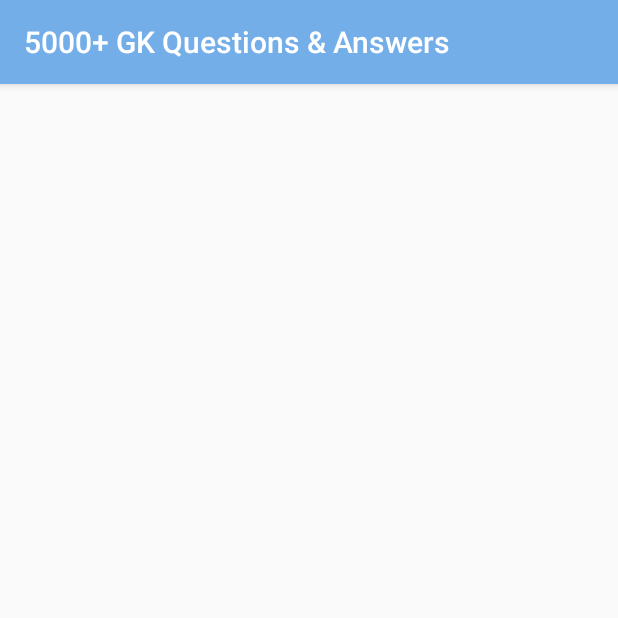
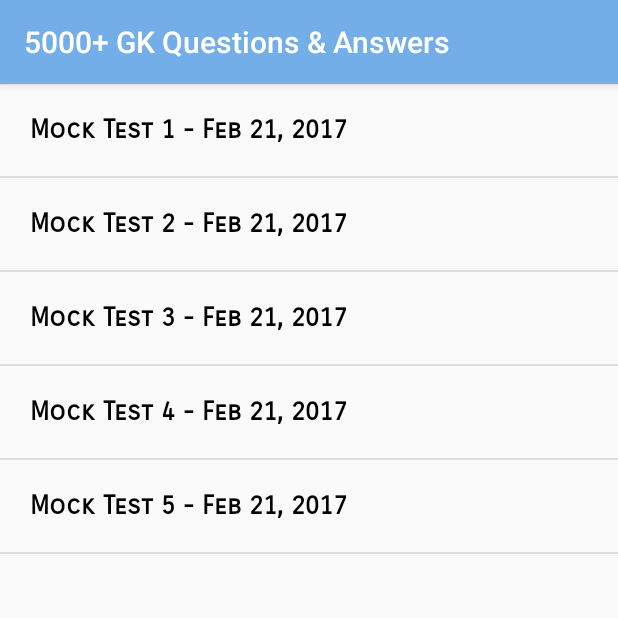
Before and after one commit to sbBhowmik/gk, an Android app: the MockTestActivity screen opened directly, with no data from a screen before it, on a phone screen of 412 x 824 dp, the top half of it. Run offline under Robolectric (Android 15) with nearby library versions, the phone set to English and light mode, and no system bars.

Commit message:
Updated code.

```diff
--- a/app/src/main/java/com/rupik/a5000gkquestionsanswers/MockTestActivity.java
+++ b/app/src/main/java/com/rupik/a5000gkquestionsanswers/MockTestActivity.java
@@ -43,6 +43,8 @@ public class MockTestActivity extends AppCompatActivity {
 
     void prepareMockTestLists()
     {
+        mockTestLists = new ArrayList<>();
+
         try{
             final SharedPreferences prefs = this.getSharedPreferences("your_prefs", MODE_PRIVATE);
 
@@ -96,11 +98,14 @@ public class MockTestActivity extends AppCompatActivity {
                     }
                     in.close();
 
-                    parseMockTestJson(mockTestJSON);
+//                    parseMockTestJson(mockTestJSON);
 
-                    saveData(mockTestJSON, "MockTest"+Integer.toString(serverVersion));
+                    int totalFiles = prefs.getInt("TOTAL_MOCK_TEST_FILES",0);
+                    totalFiles+=1;
+                    SharedPreferences.Editor editor = prefs.edit();
+                    editor.putInt("TOTAL_MOCK_TEST_FILES",totalFiles);
+                    saveData(mockTestJSON, "MockTest"+Integer.toString(totalFiles));
 
-                    SharedPreferences.Editor editor = prefs.edit();
                     editor.putInt("MOCK_TEST_FILE_VERSION",serverVersion);
                     editor.commit();
 
@@ -128,19 +133,39 @@ public class MockTestActivity extends AppCompatActivity {
 
             }
 
+
+
+            String rawMCQTextA = "";
+
+            int totalFiles = prefs.getInt("TOTAL_MOCK_TEST_FILES",0);
+
+            for(int i=totalFiles;i>0;i--)
+            {
+                String fileName = "MockTest"+Integer.toString(i);
+                File f = new File(this.getFilesDir().getPath() + "/" + fileName);
+                //check whether file exists
+                FileInputStream is = new FileInputStream(f);
+                int size = is.available();
+                byte[] buffer = new byte[size];
+                is.read(buffer);
+                is.close();
+                rawMCQTextA = new String(buffer);
+                parseMockTestJson(rawMCQTextA);
+            }
+
             //
 
             InputStream isA = this.getResources().openRawResource(R.raw.mocktest1);
             byte[] bufferA = new byte[isA.available()];
             while (isA.read(bufferA) != -1) ;
-            String rawMCQTextA = new String(bufferA);
+            rawMCQTextA = new String(bufferA);
             isA.close();
             parseMockTestJson(rawMCQTextA);
 
             isA = this.getResources().openRawResource(R.raw.mocktest2);
             bufferA = new byte[isA.available()];
             while (isA.read(bufferA) != -1) ;
-                 rawMCQTextA = new String(bufferA);
+            rawMCQTextA = new String(bufferA);
             isA.close();
             parseMockTestJson(rawMCQTextA);
 
@@ -165,24 +190,6 @@ public class MockTestActivity extends AppCompatActivity {
             isA.close();
             parseMockTestJson(rawMCQTextA);
 
-
-
-            int totalFiles = prefs.getInt("TOTAL_MOCK_TEST_FILES",0);
-
-            for(int i=0;i<totalFiles;i++)
-            {
-                String fileName = "MockTest"+Integer.toString(i);
-                File f = new File(this.getFilesDir().getPath() + "/" + fileName);
-                //check whether file exists
-                FileInputStream is = new FileInputStream(f);
-                int size = is.available();
-                byte[] buffer = new byte[size];
-                is.read(buffer);
-                is.close();
-                rawMCQTextA = new String(buffer);
-                parseMockTestJson(rawMCQTextA);
-            }
-
             MockTestActivity.this.runOnUiThread(new Runnable() {
                 public void run() {
                     displayData();
@@ -204,7 +211,7 @@ public class MockTestActivity extends AppCompatActivity {
 //            noOfQuestionsinMockTest = jsonObject.optString("totalQuestions");
             String timeRemaining = jsonObject.optString("time");
             JSONArray jsonArray = jsonObject.optJSONArray("questions");
-            String title = jsonObject.optString("Mock Test");
+            String title = jsonObject.optString("title");
             for(int i=0; i<jsonArray.length(); i++)
             {
                 MCQItem item = new MCQItem();
--- a/app/src/main/res/layout/mock_test_lists_cell.xml
+++ b/app/src/main/res/layout/mock_test_lists_cell.xml
@@ -5,6 +5,12 @@
     <TextView
         android:id="@+id/MockTestTitleTV"
         android:layout_width="match_parent"
-        android:layout_height="wrap_content" />
+        android:layout_height="wrap_content"
+        android:padding="20dp"
+        android:textSize="17sp"
+        android:textStyle="bold"
+        android:fontFamily="sans-serif-smallcaps"
+        android:textColor="#000000"
+        />
 
 </RelativeLayout>
--- a/app/src/main/res/raw/mocktest2.txt
+++ b/app/src/main/res/raw/mocktest2.txt
@@ -1,5 +1,5 @@
 {
-  "title":"Mock Test 1 - Feb 21, 2017",
+  "title":"Mock Test 2 - Feb 21, 2017",
   "time":"-1",
   "totalQuestions":"10",
   "questions":[
--- a/app/src/main/res/raw/mocktest3.txt
+++ b/app/src/main/res/raw/mocktest3.txt
@@ -1,5 +1,5 @@
 {
-  "title":"Mock Test 1 - Feb 21, 2017",
+  "title":"Mock Test 3 - Feb 21, 2017",
   "time":"-1",
   "totalQuestions":"10",
   "questions":[
--- a/app/src/main/res/raw/mocktest4.txt
+++ b/app/src/main/res/raw/mocktest4.txt
@@ -1,5 +1,5 @@
 {
-  "title":"Mock Test 1 - Feb 21, 2017",
+  "title":"Mock Test 4 - Feb 21, 2017",
   "time":"-1",
   "totalQuestions":"10",
   "questions":[
--- a/app/src/main/res/raw/mocktest5.txt
+++ b/app/src/main/res/raw/mocktest5.txt
@@ -1,5 +1,5 @@
 {
-  "title":"Mock Test 1 - Feb 21, 2017",
+  "title":"Mock Test 5 - Feb 21, 2017",
   "time":"-1",
   "totalQuestions":"10",
   "questions":[
```
